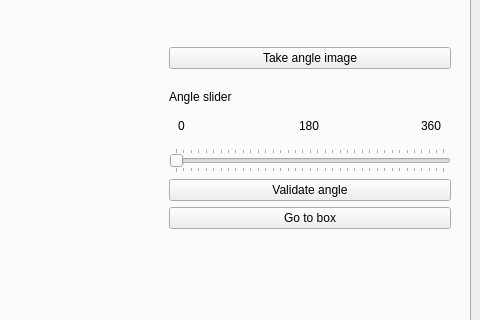
Before: the Qt Designer form ur/ihm_tests/ui/main.ui in RambokDev/plateformes_generiques, drawn with Qt 5; both pictures show x 400 to 880 and y 194 to 514 of the 880 by 663 pixel window.
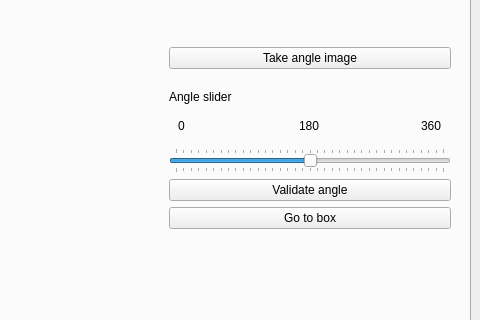
After: the same form once the commit is applied. The open tabs and pages were chosen to show the change.

Commit message: robot connexion

Patch:
```diff
--- a/ur/ihm_tests/ui/main.ui
+++ b/ur/ihm_tests/ui/main.ui
@@ -287,12 +287,18 @@
              </item>
              <item>
               <widget class="QSlider" name="slider_angle">
+               <property name="minimum">
+                <number>0</number>
+               </property>
                <property name="maximum">
-                <number>359</number>
+                <number>360</number>
                </property>
                <property name="singleStep">
                 <number>1</number>
                </property>
+               <property name="sliderPosition">
+                <number>180</number>
+               </property>
                <property name="orientation">
                 <enum>Qt::Horizontal</enum>
                </property>
```
Left out of the diff: 2 changed lines with no effect on the pictures. The commit also changes 1 other file.
